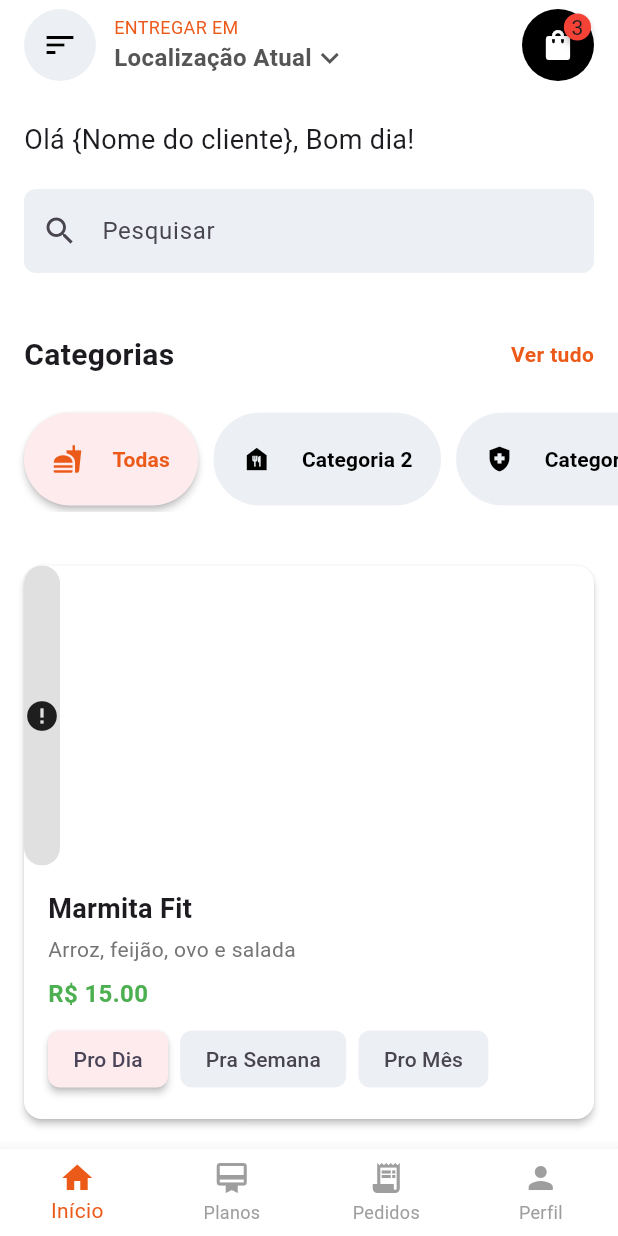
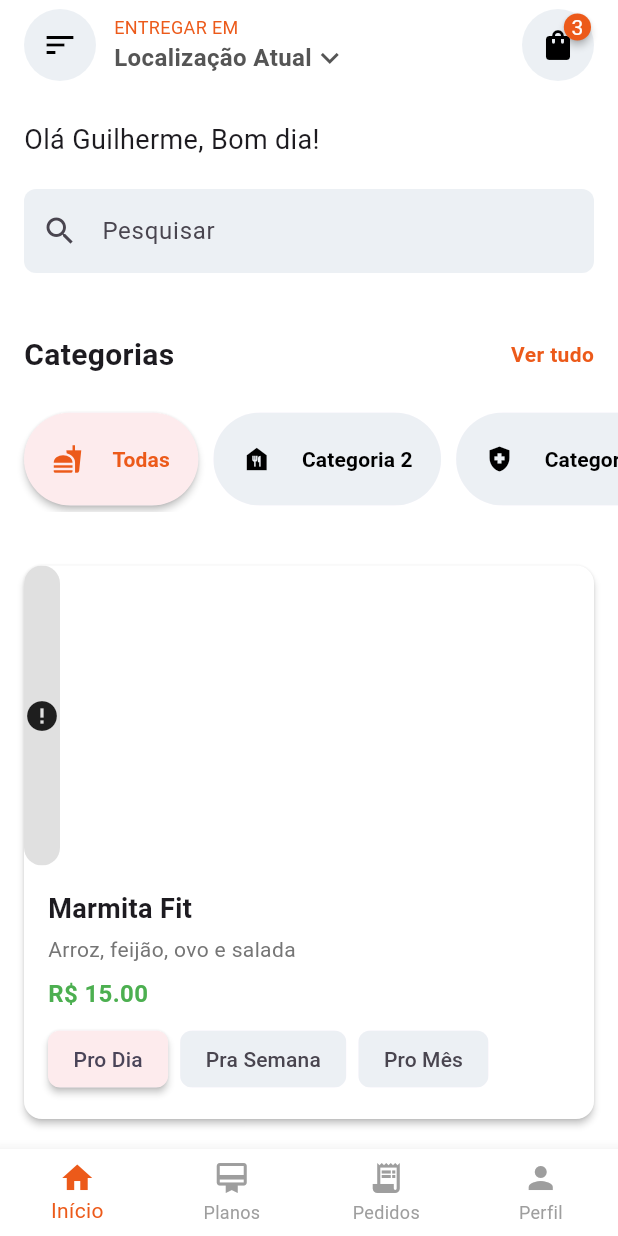
Before and after one commit to GuiRuizz/quentinha-app, a Flutter app: the HomePage screen opened by its route, on a phone screen of 412 x 824 dp. Run offline on Flutter 3.47's test engine with Material 3 defaults, Android fonts, the phone set to English and light mode, and no system bars; drawn by our look-alikes of badges; our stand-ins replace flutter_svg, go_router, google_fonts, introduction_screen, logger, shared_preferences; accounts and stored records are empty; network calls fail.

Commit message:
fix: Ajustes na cor do icone de sacola

```diff
--- a/lib/presentation/components/app_bar_widget.dart
+++ b/lib/presentation/components/app_bar_widget.dart
@@ -65,16 +65,17 @@ class AppBarPersonalizada extends StatelessWidget {
           ),
           Container(
             decoration: BoxDecoration(
-              color: Colors.black,
+              color: AppColors.widgetBackgroundGrey,
               borderRadius: BorderRadius.circular(100),
             ),
             child: IconButton(
               icon: badges.Badge(
-                badgeContent: Text('3'),
+                badgeContent: Text('3', style: TextStyle(color: Colors.white),), //TODO: colocar a quantidade dinamicamente
                 position: badges.BadgePosition.topEnd(top: -15),
+                badgeStyle: badges.BadgeStyle(badgeColor: AppColors.primary),
                 child: const Icon(
                   Icons.shopping_bag_rounded,
-                  color: Colors.white,
+                  color: Colors.black,
                 ),
               ),
               onPressed: () {
--- a/lib/presentation/view/home_page.dart
+++ b/lib/presentation/view/home_page.dart
@@ -77,7 +77,7 @@ class _HomePageState extends State<HomePage> {
                     Padding(
                       padding: EdgeInsets.symmetric(horizontal: leftPadding),
                       child: Text(
-                        'Olá {Nome do cliente}, ${DateUtilsHelper.saudacao()}!',
+                        'Olá Guilherme, ${DateUtilsHelper.saudacao()}!', //TODO: Colocar o nome dinamicamente
                         style: TextStyle(fontSize: 18),
                         textAlign: TextAlign.start,
                       ),
```
